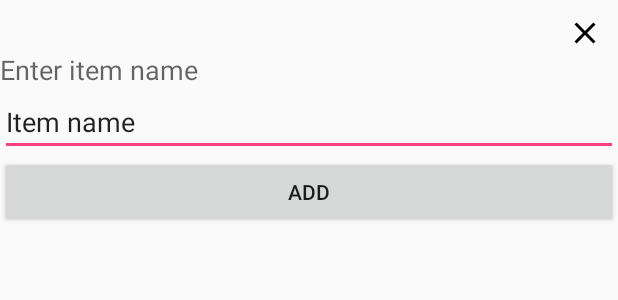
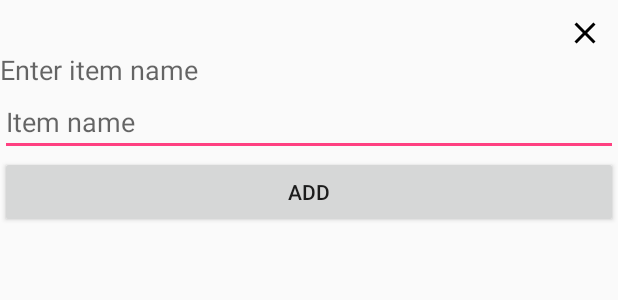
Before and after one commit to Stackustack/workshopy-androjkowe, an Android app: the layout fragment_add_item.xml on its own in the app's theme, with its tools: preview values and no code run, on a phone screen of 412 x 824 dp. Shown: the top 300 px of the screen. Run offline under Robolectric (Android 15) with nearby library versions, the phone set to English and light mode, and no system bars.

Commit message:
Set item title on list item

```diff
--- a/app/src/main/res/layout/fragment_add_item.xml
+++ b/app/src/main/res/layout/fragment_add_item.xml
@@ -26,7 +26,7 @@
         android:layout_width="match_parent"
         android:layout_height="wrap_content"
         android:inputType="textPersonName"
-        android:text="@string/item_name"
+        android:hint="@string/item_name"
         android:ems="10"
         android:id="@+id/item_name_edit_text"
         android:maxLines="1"/>
--- a/app/src/main/res/layout/main_list_item.xml
+++ b/app/src/main/res/layout/main_list_item.xml
@@ -27,7 +27,7 @@
         <TextView
             android:layout_width="match_parent"
             android:layout_height="match_parent"
-            android:text="TEST"/>
+            android:id="@+id/item_title_text_view"/>
 
     </LinearLayout>
 </com.daimajia.swipe.SwipeLayout>
```
Also changed, not shown: app/src/main/java/qaworkshops/android/netguru/co/qaworshopsandroid/feature/main/adapter/MainListViewHolder.java (+9 -1 lines).
